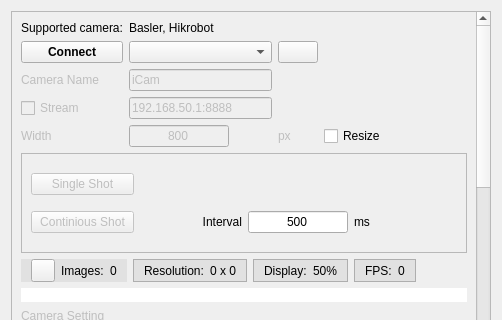
First picture: the form in plugin/IndustrialCamera/form.ui, repository deltaxrobot/Delta-X-Software, before the edit; both pictures show x 0 to 502 and y 0 to 320 of the 502 by 607 pixel window.
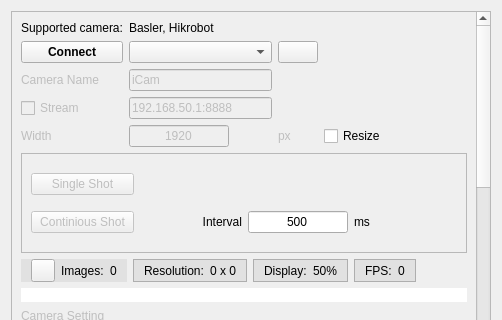
Second picture: the form after the edit. Icons and pictures are not drawn.

```diff
--- a/plugin/IndustrialCamera/form.ui
+++ b/plugin/IndustrialCamera/form.ui
@@ -109,7 +109,7 @@
             </size>
            </property>
            <property name="text">
-            <string>800</string>
+            <string>1920</string>
            </property>
            <property name="alignment">
             <set>Qt::AlignCenter</set>
```
